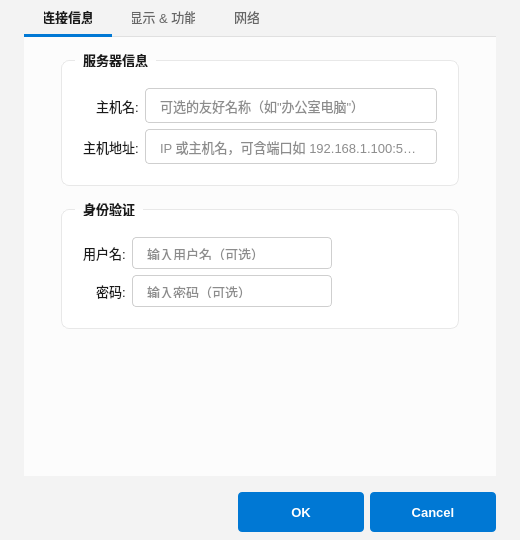
Above: src/ui/connectiondialog.ui from JiaYongChen/CrossRemoteDesktop before the change. Below: the same form after it.
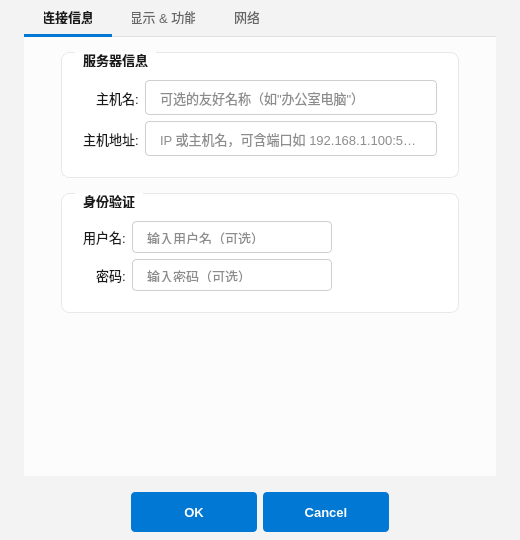
That is the form after the change. Icons and pictures are not drawn.

Commit message: fix(SettingsDialog): 调整窗口大小限定为固定大小，不可拖拽缩放，不可操作的空间视觉上显示为灰色

What changed in the file:
```diff
--- a/src/ui/connectiondialog.ui
+++ b/src/ui/connectiondialog.ui
@@ -6,8 +6,14 @@
   <property name="windowTitle"><string>远程桌面连接</string></property>
   <property name="minimumSize">
    <size>
-    <width>440</width>
-    <height>510</height>
+    <width>520</width>
+    <height>540</height>
+   </size>
+  </property>
+  <property name="maximumSize">
+   <size>
+    <width>520</width>
+    <height>540</height>
    </size>
   </property>
   <property name="windowIcon"><iconset resource="../../resources/resources.qrc"><normaloff>:/icons/connect.svg</normaloff>:/icons/connect.svg</iconset></property>
@@ -69,7 +75,7 @@
     background-color: #ffffff;
     border: 1px solid #e8e8e8;
     border-radius: 8px;
-    margin-top: 8px;
+    margin-top: 0px;
     padding: 18px 12px 12px 12px;
     font-weight: 600;
     font-size: 13px;
@@ -90,6 +96,10 @@
     font-size: 13px;
 }
 
+QLabel:disabled {
+    color: #a0a0a0;
+}
+
 /* --- 下拉框 --- */
 QComboBox {
     border: 1px solid #cfcfcf;
@@ -153,6 +163,12 @@
     border-color: #0078d4;
 }
 
+QSpinBox:disabled {
+    background-color: #f0f0f0;
+    color: #a0a0a0;
+    border-color: #e0e0e0;
+}
+
 QSpinBox::up-button {
     subcontrol-origin: border;
     subcontrol-position: top right;
@@ -441,6 +457,7 @@
      <property name="bottomMargin"><number>8</number></property>
      <item><spacer name="buttonSpacer"><property name="orientation"><enum>Qt::Horizontal</enum></property><property name="sizeHint" stdset="0"><size><width>40</width><height>20</height></size></property></spacer></item>
      <item><widget class="QDialogButtonBox" name="buttonBox"><property name="orientation"><enum>Qt::Horizontal</enum></property><property name="standardButtons"><set>QDialogButtonBox::Cancel|QDialogButtonBox::Ok</set></property></widget></item>
+     <item><spacer name="buttonSpacerRight"><property name="orientation"><enum>Qt::Horizontal</enum></property><property name="sizeHint" stdset="0"><size><width>40</width><height>20</height></size></property></spacer></item>
     </layout>
    </item>
   </layout>
```
The commit also changes 1 other file.
